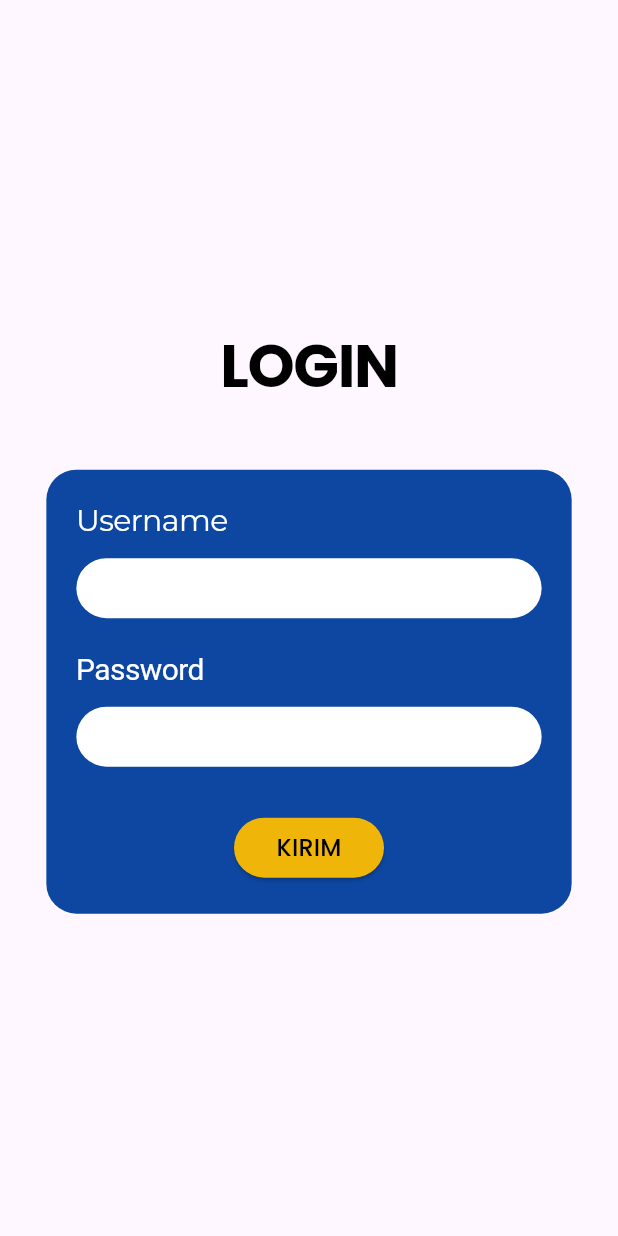
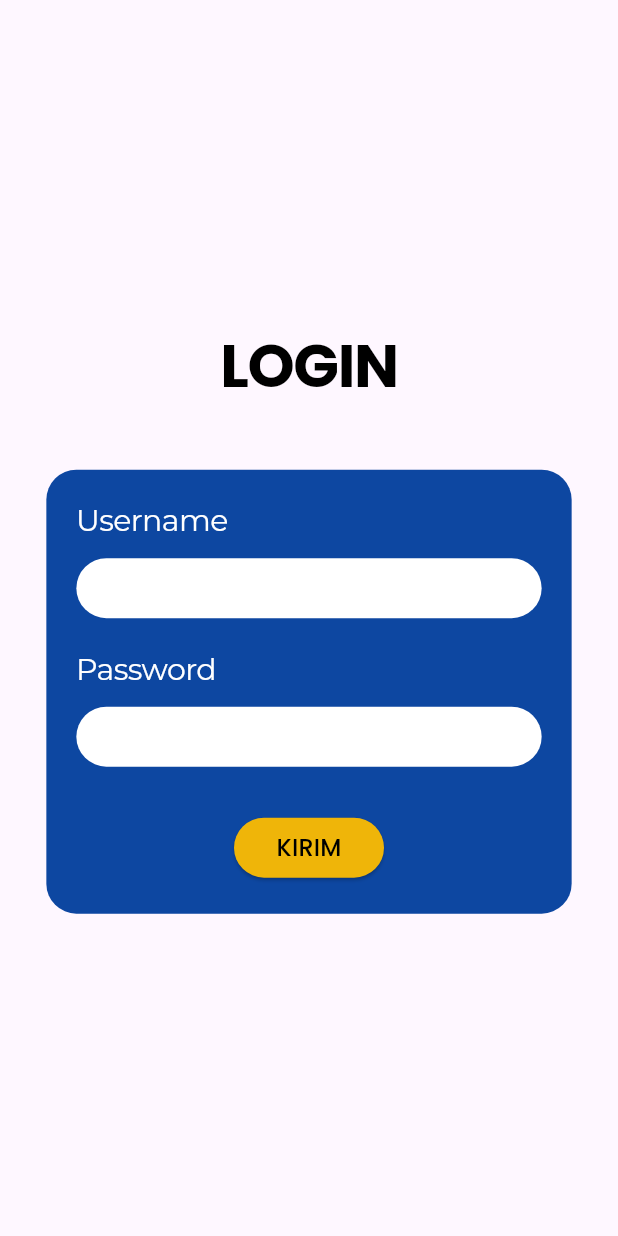
Before and after one commit to Syffafirdausyahhaniputra/hello_world, a Flutter app: the screen it shows after launch, on a phone screen of 412 x 824 dp. Run offline on Flutter 3.47's test engine with Material 3 defaults, Android fonts, the light colour scheme and no system bars; our stand-ins replace google_fonts.

Commit message:
modifikasi login

```diff
--- a/lib/login/login.dart
+++ b/lib/login/login.dart
@@ -114,7 +114,7 @@ class _LoginFormState extends State<LoginForm> {
                 child: TextField(
                   controller: _usernameController,
                   decoration: const InputDecoration(
-                    contentPadding: EdgeInsets.symmetric(horizontal: 20),
+                    contentPadding: EdgeInsets.symmetric(horizontal: 20, vertical: 15),
                     border: InputBorder.none,
                   ),
                 ),
@@ -124,7 +124,7 @@ class _LoginFormState extends State<LoginForm> {
                 alignment: Alignment.centerLeft,
                 child: Text(
                   'Password',
-                  style: GoogleFonts.roboto(
+                  style: GoogleFonts.montserrat(
                     color: Colors.white,
                     fontSize: 20,
                     fontWeight: FontWeight.w400,
@@ -143,7 +143,7 @@ class _LoginFormState extends State<LoginForm> {
                   controller: _passwordController,
                   obscureText: true,
                   decoration: const InputDecoration(
-                    contentPadding: EdgeInsets.symmetric(horizontal: 20),
+                    contentPadding: EdgeInsets.symmetric(horizontal: 20, vertical: 15),
                     border: InputBorder.none,
                   ),
                 ),
```
